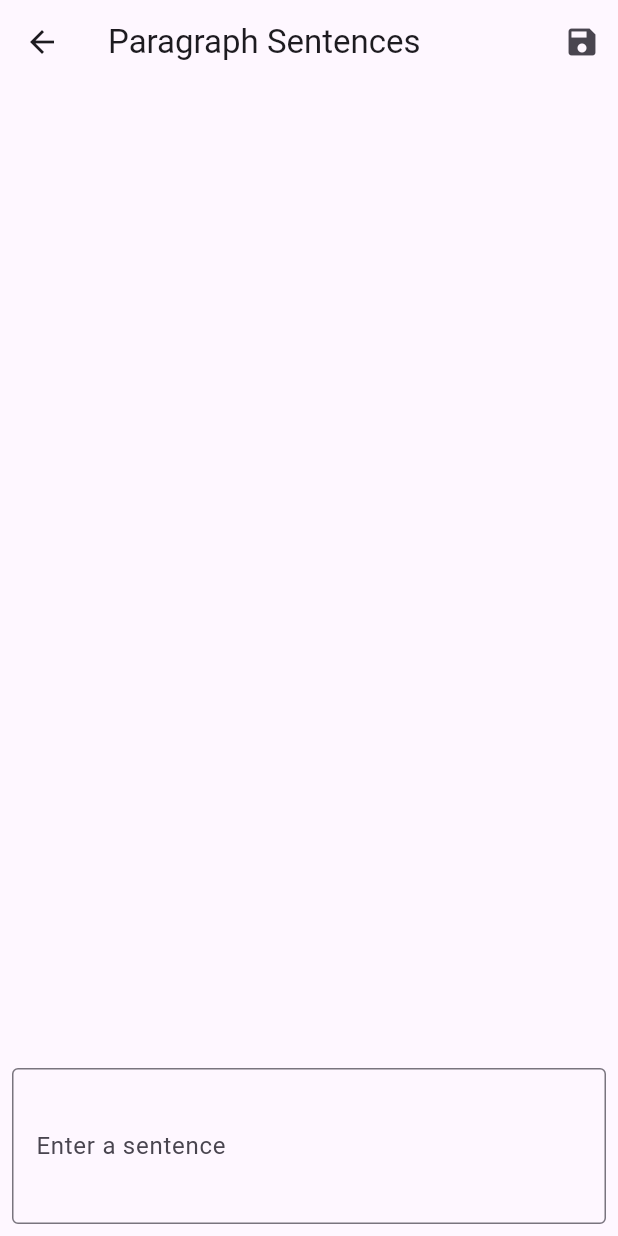
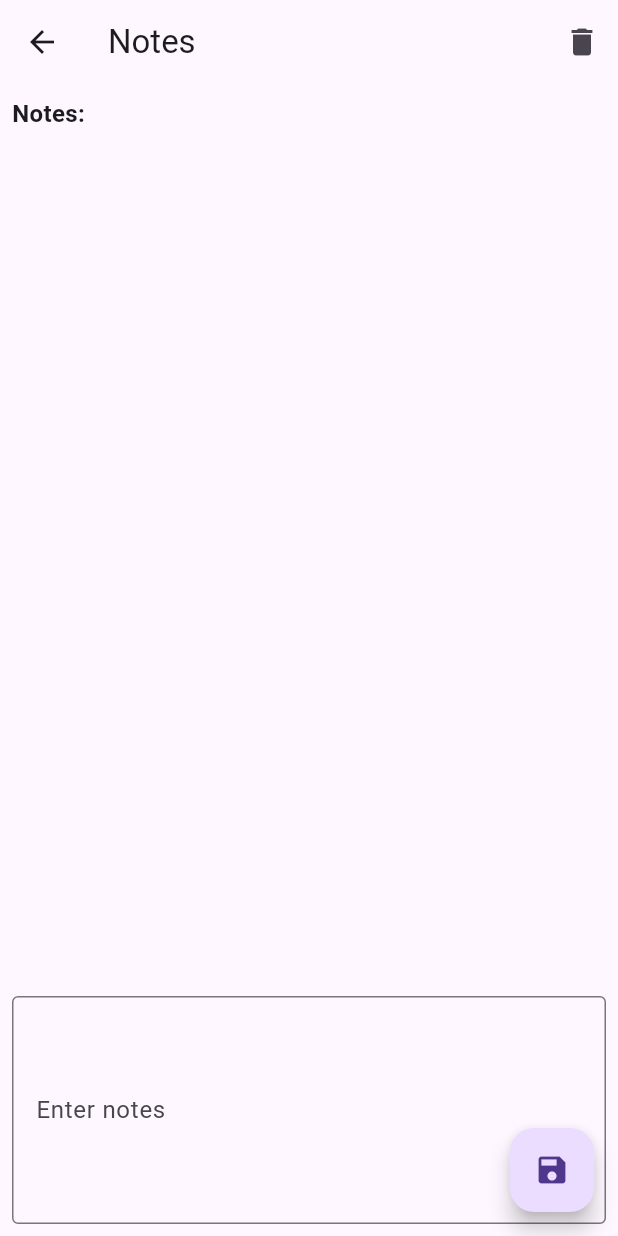
Before and after one commit to SithumRaigamage/CeraFlaw, a Flutter app: the screen it shows after launch, after a tap on "Manual", on a phone screen of 412 x 824 dp. Run offline on Flutter 3.47's test engine with Material 3 defaults, Android fonts, the phone set to English and light mode, and no system bars.

Commit message:
file handling for notes screen and manual screen
adjusted the file handling in notes screen (printed the location just for now ) and in manual screen( made file handling every paragraph append  without over writing

```diff
--- a/frontend/lib/ManualScreen.dart
+++ b/frontend/lib/ManualScreen.dart
@@ -1,3 +1,4 @@
+
 import 'package:flutter/material.dart';
 import 'package:path_provider/path_provider.dart';
 import 'dart:io';
@@ -8,60 +9,80 @@ class ManualScreen extends StatefulWidget {
 }
 
 class _ManualScreenState extends State<ManualScreen> {
-  final TextEditingController _textEditingController = TextEditingController();
-  String _paragraph = '';
+  final TextEditingController _notesEditingController = TextEditingController();
+  String _notes = '';
 
   @override
   void initState() {
     super.initState();
-    _loadParagraph();
+    _loadNotes();
   }
 
-  void _loadParagraph() async {
+  void _loadNotes() async {
     try {
       final directory = await getApplicationDocumentsDirectory();
-      final file = File('${directory.path}/paragraph.txt');
+      final file = File('${directory.path}/notes.txt');
       if (await file.exists()) {
         setState(() {
-          _paragraph = file.readAsStringSync();
+          _notes = file.readAsStringSync();
         });
       }
     } catch (e) {
-      print("Failed to load paragraph: $e");
+      print("Failed to load notes: $e");
     }
   }
 
-  void _updateParagraph() async {
+  Future<void> _updateNotes() async {
     setState(() {
-      _paragraph = _textEditingController.text;
+      _notes += '\n' + _notesEditingController.text;
+      _notesEditingController.clear(); // Clear the input field after appending
     });
 
     final directory = await getApplicationDocumentsDirectory();
-    final file = File('${directory.path}/paragraph.txt');
-    await file.writeAsString(_paragraph);
+    final file = File('${directory.path}/notes.txt');
+    await file.writeAsString(_notes, mode: FileMode.append);
+  }
+
+  void _deleteNotes() {
+    setState(() {
+      _notes = '';
+      _notesEditingController.clear();
+    });
+  }
+
+  void _deleteFile() async {
+    try {
+      final directory = await getApplicationDocumentsDirectory();
+      final file = File('${directory.path}/notes.txt');
+      if (await file.exists()) {
+        await file.delete();
+        setState(() {
+          _notes = ''; // Clear the notes field after deleting the file
+        });
+      }
+    } catch (e) {
+      print("Failed to delete file: $e");
+    }
   }
 
   @override
   Widget build(BuildContext context) {
-    return WillPopScope(
-      onWillPop: () async {
-        // Handle back button press event
-        Navigator.pop(context);
-        return true; // Return true to allow back navigation
-      },
-      child: Scaffold(
+    return Scaffold(
       appBar: AppBar(
-          title: Text('Paragraph Sentences'),
+        title: Text('Notes'),
         leading: IconButton(
           icon: Icon(Icons.arrow_back),
           onPressed: () {
-              Navigator.pop(context); // Navigate back to the previous screen
+            Navigator.pop(context);
           },
         ),
         actions: [
           IconButton(
-              icon: Icon(Icons.save),
-              onPressed: _updateParagraph,
+            icon: Icon(Icons.delete),
+            onPressed: () {
+              _deleteNotes();
+              _deleteFile(); // Call the function to delete the file
+            },
           ),
         ],
       ),
@@ -72,27 +93,38 @@ class _ManualScreenState extends State<ManualScreen> {
           children: [
             Expanded(
               child: SingleChildScrollView(
-                  child: Text(
-                    _paragraph,
+                child: Column(
+                  crossAxisAlignment: CrossAxisAlignment.stretch,
+                  children: [
+                    Text(
+                      'Notes:',
+                      style: TextStyle(fontSize: 16.0, fontWeight: FontWeight.bold),
+                    ),
+                    SizedBox(height: 5),
+                    Text(
+                      _notes,
                       style: TextStyle(fontSize: 16.0),
+                    ),
+                  ],
                 ),
               ),
             ),
             SizedBox(height: 10),
             TextField(
-                controller: _textEditingController,
+              controller: _notesEditingController,
               decoration: InputDecoration(
-                  labelText: 'Enter a sentence',
+                labelText: 'Enter notes',
                 border: OutlineInputBorder(),
               ),
-                maxLines: 3,
-                onChanged: (text) {
-                  _updateParagraph();
-                },
+              maxLines: 5,
             ),
           ],
         ),
       ),
+      floatingActionButton: FloatingActionButton(
+        onPressed: _updateNotes, // Call _updateNotes when the button is pressed
+        tooltip: 'Save',
+        child: Icon(Icons.save),
       ),
     );
   }
```
Also changed, not shown: frontend/lib/NotesScreen.dart (+6 -3 lines), 1 other file. Lines whose indentation alone changed are shown as unchanged.
